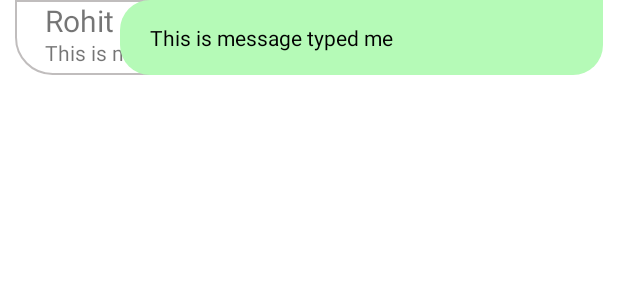
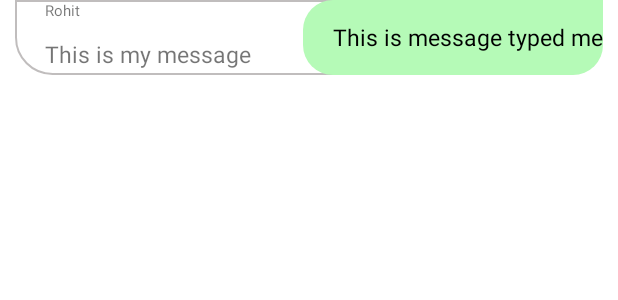
Before and after one commit to pcon-hacktoberfest-21/Elite-Classroom-Frontend, an Android app: the layout single_row_chat_recycler_view.xml on its own in the app's theme, with its tools: preview values and no code run, on a phone screen of 412 x 824 dp. Shown: the top 300 px of the screen. Run offline under Robolectric (Android 15) with nearby library versions, the phone set to English and light mode, and no system bars.

Commit message:
ui of chat box changed

```diff
--- a/app/build.gradle
+++ b/app/build.gradle
@@ -42,6 +42,7 @@ dependencies {
     implementation 'org.jetbrains:annotations:15.0'
     implementation 'com.google.firebase:firebase-crashlytics:17.3.0'
     implementation 'com.google.firebase:firebase-analytics:18.0.0'
+    implementation 'com.google.firebase:firebase-auth:21.0.1'
     testImplementation 'junit:junit:4.13.1'
     androidTestImplementation 'androidx.test.ext:junit:1.1.2'
     androidTestImplementation 'androidx.test.espresso:espresso-core:3.3.0'
--- a/app/src/main/res/layout/single_row_chat_recycler_view.xml
+++ b/app/src/main/res/layout/single_row_chat_recycler_view.xml
@@ -8,7 +8,7 @@
 
     <RelativeLayout
         android:id="@+id/relative_other_layout"
-        android:layout_width="match_parent"
+        android:layout_width="wrap_content"
         android:layout_marginStart="10dp"
 
         android:layout_marginEnd="80dp"
@@ -21,7 +21,7 @@
             android:id="@+id/sender_name"
             android:layout_width="match_parent"
             android:text="Rohit"
-            android:textSize="20sp"
+            android:textSize="10sp"
             android:layout_marginStart="20dp"
             android:layout_height="25dp"
             android:layout_marginLeft="20dp">
@@ -34,6 +34,7 @@
             android:text="This is my message"
             android:layout_marginStart="20sp"
             android:layout_height="wrap_content"
+            android:textSize="15sp"
             android:layout_marginLeft="20sp">
 
         </TextView>
@@ -45,9 +46,10 @@
         android:layout_marginEnd="10dp"
         android:layout_marginStart="80dp"
         android:background="@drawable/chat_my_message_background"
-        android:layout_width="match_parent"
+        android:layout_width="wrap_content"
         android:layout_height="50dp"
         android:layout_marginRight="10dp"
+        android:layout_alignParentRight="true"
         android:layout_marginLeft="80dp">
 
 
@@ -59,6 +61,7 @@
             android:layout_marginStart="20dp"
             android:text="This is message typed me"
             android:layout_height="match_parent"
+            android:textSize="15sp"
             android:layout_marginLeft="10dp">
 
         </TextView>
--- a/build.gradle
+++ b/build.gradle
@@ -8,7 +8,7 @@ buildscript {
     dependencies {
         classpath 'com.android.tools.build:gradle:4.1.3'
         classpath "org.jetbrains.kotlin:kotlin-gradle-plugin:$kotlin_version"
-        classpath 'com.google.gms:google-services:4.3.4'
+        classpath 'com.google.gms:google-services:4.3.10'
         classpath 'com.google.firebase:firebase-crashlytics-gradle:2.4.1'
 
         // NOTE: Do not place your application dependencies here; they belong
```
Also changed, not shown: app/src/main/res/layout/activity_login.xml (+4 -3 lines), 1 other file.
